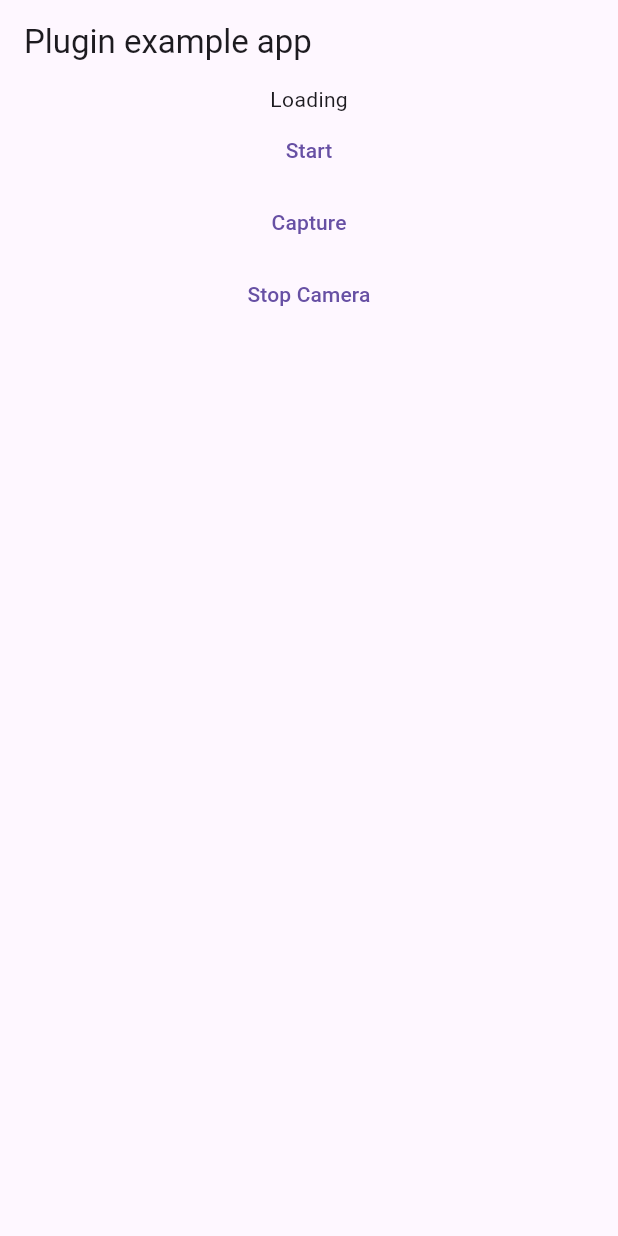
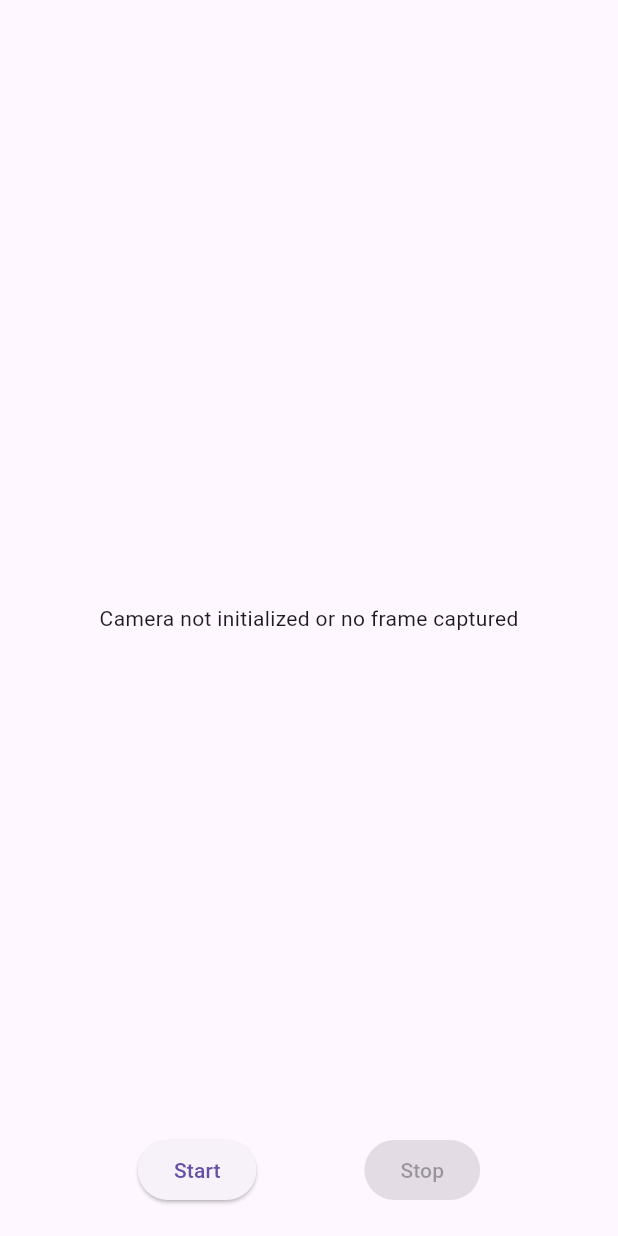
Before and after one commit to rakorth/camera_test, a Flutter app: the screen it shows after launch, after a tap on "Start", on a phone screen of 412 x 824 dp. Run offline on Flutter 3.47's test engine with Material 3 defaults, Android fonts, the phone set to English and light mode, and no system bars; missing offline and left inert: flutter_lite_camera.

Commit message:
flutter_lite_camera: ^0.0.1

```diff
--- a/lib/main.dart
+++ b/lib/main.dart
@@ -1,89 +1,233 @@
 import 'package:flutter/material.dart';
 import 'dart:async';
-import 'dart:convert';
+
 import 'package:flutter/services.dart';
-import 'package:camera_linux/camera_linux.dart';
+import 'package:flutter_lite_camera/flutter_lite_camera.dart';
+import 'dart:ui' as ui;
 
 void main() {
   runApp(const MyApp());
 }
 
-class MyApp extends StatefulWidget {
+class MyApp extends StatelessWidget {
   const MyApp({super.key});
 
   @override
-  State<MyApp> createState() => _MyAppState();
+  Widget build(BuildContext context) {
+    return MaterialApp(
+      home: CameraApp(),
+    );
+  }
 }
 
-class _MyAppState extends State<MyApp> {
-  final _cameraLinuxPlugin = CameraLinux();
-  bool _isCameraOpen = false;
-  late String _base64Image;
+class CameraApp extends StatefulWidget {
+  @override
+  State<CameraApp> createState() => _CameraAppState();
+}
+
+class _CameraAppState extends State<CameraApp> {
+  final FlutterLiteCamera _flutterLiteCameraPlugin = FlutterLiteCamera();
+  bool _isCameraOpened = false;
+  bool _isCapturing = false;
+  int _width = 640;
+  int _height = 480;
+  ui.Image? _latestFrame;
+  bool _shouldCapture = false;
 
   @override
   void initState() {
     super.initState();
-    _initializeCamera();
+    _handleWindowClose();
   }
 
-  // Open Default Camera
-  Future<void> _initializeCamera() async {
-    await _cameraLinuxPlugin.initializeCamera();
+  Future<void> _startCamera() async {
+    try {
+      List<String> devices = await _flutterLiteCameraPlugin.getDeviceList();
+      if (devices.isNotEmpty) {
+        print("Available Devices: $devices");
+        print("Opening camera 0");
+        bool opened = await _flutterLiteCameraPlugin.open(0);
+        if (opened) {
+          setState(() {
+            _isCameraOpened = true;
+            _shouldCapture = true;
+          });
+
+          // Start capturing frames
+          _isCapturing = true;
+          _captureFrames();
+        } else {
+          print("Failed to open the camera.");
+        }
+      }
+    } catch (e) {
+      // print("Error initializing camera: $e");
+    }
   }
 
-  // Capture The Image
-  void _captureImage() async {
-    _base64Image = await _cameraLinuxPlugin.captureImage();
+  Future<void> _captureFrames() async {
+    if (!_isCameraOpened || !_shouldCapture) return;
+
+    try {
+      Map<String, dynamic> frame =
+      await _flutterLiteCameraPlugin.captureFrame();
+      if (frame.containsKey('data')) {
+        Uint8List rgbBuffer = frame['data'];
+        await _convertBufferToImage(rgbBuffer, frame['width'], frame['height']);
+      }
+    } catch (e) {
+      // print("Error capturing frame: $e");
+    }
+
+    // Schedule the next frame
+    if (_shouldCapture) {
+      Future.delayed(const Duration(milliseconds: 30), _captureFrames);
+    }
+  }
+
+  Future<void> _convertBufferToImage(
+      Uint8List rgbBuffer, int width, int height) async {
+    final pixels = Uint8List(width * height * 4); // RGBA buffer
+
+    for (int i = 0; i < width * height; i++) {
+      int r = rgbBuffer[i * 3];
+      int g = rgbBuffer[i * 3 + 1];
+      int b = rgbBuffer[i * 3 + 2];
+
+      // Populate RGBA buffer
+      pixels[i * 4] = b;
+      pixels[i * 4 + 1] = g;
+      pixels[i * 4 + 2] = r;
+      pixels[i * 4 + 3] = 255; // Alpha channel
+    }
+
+    final completer = Completer<ui.Image>();
+    ui.decodeImageFromPixels(
+      pixels,
+      width,
+      height,
+      ui.PixelFormat.rgba8888,
+      completer.complete,
+    );
+
+    final image = await completer.future;
     setState(() {
-      _isCameraOpen = true;
+      _latestFrame = image;
     });
   }
 
-  // Close The Camera
-  void _stopCamera() {
-    _cameraLinuxPlugin.stopCamera();
+  Future<void> _stopCamera() async {
     setState(() {
-      _isCameraOpen = false;
+      _shouldCapture = false;
+    });
+
+    if (_isCameraOpened) {
+      await _flutterLiteCameraPlugin.release();
+      setState(() {
+        _isCameraOpened = false;
+        _latestFrame = null;
+      });
+    }
+
+    _isCapturing = false;
+  }
+
+  void _handleWindowClose() {
+    WidgetsBinding.instance.addPostFrameCallback((_) {
+      SystemChannels.lifecycle.setMessageHandler((message) async {
+        if (message == AppLifecycleState.detached.toString()) {
+          await _stopCamera();
+        }
+        return null;
+      });
     });
   }
 
   @override
+  void dispose() {
+    _stopCamera();
+    super.dispose();
+  }
+
+  @override
   Widget build(BuildContext context) {
-    return MaterialApp(
-      home: Scaffold(
-        appBar: AppBar(
-          title: const Text('Plugin example app'),
-        ),
-        body: Column(
-          children: [
-            _isCameraOpen
-                ? Image.memory(
-              base64Decode(_base64Image),
-              width: 500,
-              height: 400,
+    return Scaffold(
+      body: Stack(
+        children: [
+          if (_latestFrame != null)
+            LayoutBuilder(
+              builder: (context, constraints) {
+                final screenWidth = constraints.maxWidth;
+                final screenHeight = constraints.maxHeight;
+                final imageAspectRatio = _width / _height;
+                final screenAspectRatio = screenWidth / screenHeight;
+
+                double drawWidth, drawHeight;
+                if (imageAspectRatio > screenAspectRatio) {
+                  drawWidth = screenWidth;
+                  drawHeight = screenWidth / imageAspectRatio;
+                } else {
+                  drawHeight = screenHeight;
+                  drawWidth = screenHeight * imageAspectRatio;
+                }
+
+                return Center(
+                  child: CustomPaint(
+                    painter: FramePainter(_latestFrame!),
+                    child: SizedBox(
+                      width: drawWidth,
+                      height: drawHeight,
+                    ),
+                  ),
+                );
+              },
             )
-                : Text("Loading"),
+          else
             Center(
-              child: TextButton(
-                onPressed: _initializeCamera,
-                child: const Text("Start"),
-              ),
+              child: Text('Camera not initialized or no frame captured'),
             ),
-            Center(
-              child: TextButton(
-                onPressed: _captureImage,
-                child: const Text("Capture"),
-              ),
+          Positioned(
+            bottom: 20,
+            left: 20,
+            right: 20,
+            child: Row(
+              mainAxisAlignment: MainAxisAlignment.spaceEvenly,
+              children: [
+                // Start Button
+                ElevatedButton(
+                  onPressed: _isCapturing ? null : () => _startCamera(),
+                  child: const Text('Start'),
+                ),
+                // Stop Button
+                ElevatedButton(
+                  onPressed: !_isCapturing ? null : () => _stopCamera(),
+                  child: const Text('Stop'),
+                ),
+              ],
             ),
-            Center(
-              child: TextButton(
-                onPressed: _stopCamera,
-                child: const Text("Stop Camera"),
-              ),
-            ),
-          ],
-        ),
+          ),
+        ],
       ),
     );
   }
 }
+
+class FramePainter extends CustomPainter {
+  final ui.Image image;
+
+  FramePainter(this.image);
+
+  @override
+  void paint(Canvas canvas, Size size) {
+    final paint = Paint();
+    canvas.drawImageRect(
+      image,
+      Rect.fromLTWH(0, 0, image.width.toDouble(), image.height.toDouble()),
+      Rect.fromLTWH(0, 0, size.width, size.height),
+      paint,
+    );
+  }
+
+  @override
+  bool shouldRepaint(covariant CustomPainter oldDelegate) => true;
+}
--- a/pubspec.yaml
+++ b/pubspec.yaml
@@ -40,7 +40,7 @@ dependencies:
 
   permission_handler: ^12.0.0+1
 
-  camera_linux: ^0.0.8
+  flutter_lite_camera: ^0.0.1
 
   font_awesome_flutter: ^10.8.0
 
```
Also changed, not shown: pubspec.lock, 4 other files.
